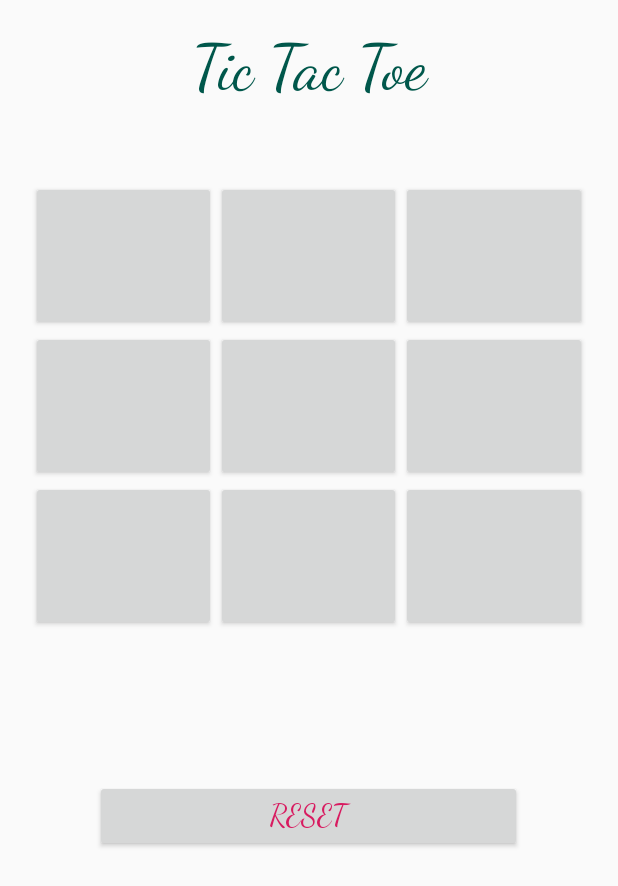
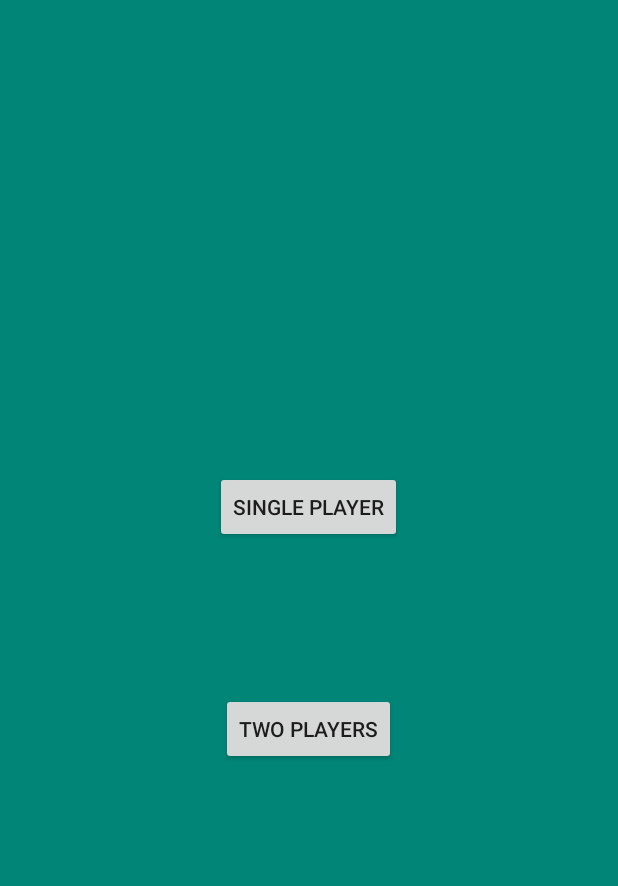
Before and after one commit to prateek18597/Tic_Tac_Toe_Android, an Android app: the screen it shows after launch (MainActivity before the commit, Home after it), on a phone screen of 412 x 824 dp. Shown: the top 886 px of the screen. Run offline under Robolectric (Android 15) with nearby library versions, the light colour scheme and no system bars.

Commit message:
Home screen added

```diff
--- /dev/null
+++ b/app/src/main/java/com/example/ttt/Home.java
@@ -0,0 +1,32 @@
+package com.example.ttt;
+
+import androidx.appcompat.app.AppCompatActivity;
+
+import android.content.Intent;
+import android.os.Bundle;
+import android.view.View;
+import android.widget.Button;
+
+public class Home extends AppCompatActivity {
+
+    @Override
+    protected void onCreate(Bundle savedInstanceState) {
+        super.onCreate(savedInstanceState);
+        try
+        {
+            this.getSupportActionBar().hide();
+        }
+        catch (NullPointerException e){}
+        setContentView(R.layout.activity_home);
+    }
+
+    public void singlePlayer(View view){
+        Intent intent = new Intent(this,MainActivity.class);
+        startActivity(intent);
+    }
+
+    public void twoPlayer(View view){
+        Intent intent = new Intent(this,MainActivity.class);
+        startActivity(intent);
+    }
+}
--- /dev/null
+++ b/app/src/main/res/layout/activity_home.xml
@@ -0,0 +1,37 @@
+<?xml version="1.0" encoding="utf-8"?>
+<androidx.constraintlayout.widget.ConstraintLayout xmlns:android="http://schemas.android.com/apk/res/android"
+    xmlns:app="http://schemas.android.com/apk/res-auto"
+    xmlns:tools="http://schemas.android.com/tools"
+    android:layout_width="match_parent"
+    android:layout_height="match_parent"
+    tools:context=".Home"
+    android:background="@color/colorPrimary">
+
+    <LinearLayout
+        android:layout_width="match_parent"
+        android:layout_height="wrap_content"
+        android:layout_gravity="center_vertical"
+        android:orientation="vertical"
+        app:layout_constraintBottom_toBottomOf="parent"
+        app:layout_constraintTop_toTopOf="parent"
+        tools:ignore="MissingConstraints">
+
+        <Button
+            android:id="@+id/sBtn"
+            android:layout_width="wrap_content"
+            android:layout_height="wrap_content"
+            android:layout_gravity="center"
+            android:onClick="singlePlayer"
+            android:text="Single Player"
+            android:layout_marginBottom="100dp"/>
+
+        <Button
+            android:id="@+id/tBtn"
+            android:layout_width="wrap_content"
+            android:layout_height="wrap_content"
+            android:layout_gravity="center"
+            android:onClick="twoPlayer"
+            android:text="Two Players" />
+
+    </LinearLayout>
+</androidx.constraintlayout.widget.ConstraintLayout>
```
Also changed, not shown: app/src/main/AndroidManifest.xml (+7 -1 lines), app/src/main/java/com/example/ttt/MainActivity.java (+17 -0 lines), app/src/main/res/drawable/arrow_back.xml (added, +9 -0 lines), app/src/main/res/layout/activity_main.xml (+9 -3 lines).
